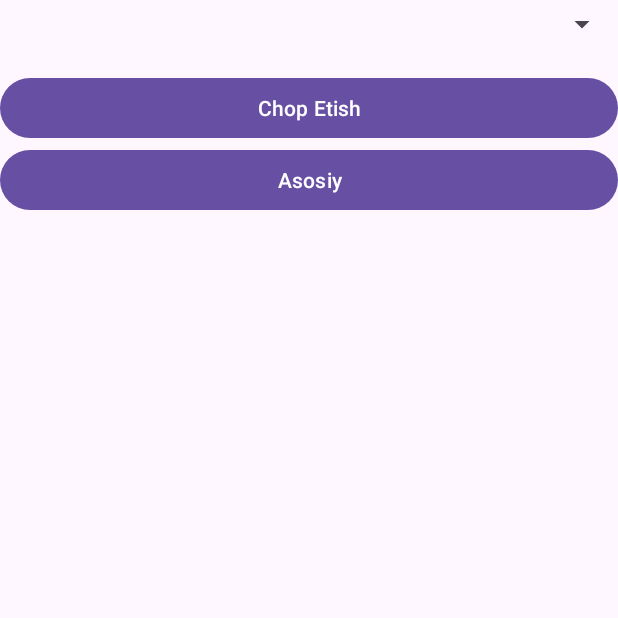
After one commit to Tamurbek/Android-Java-Bluetooth-print, an Android app: the PrintChek screen opened directly, with no data from a screen before it, on a phone screen of 412 x 824 dp, the top half of it. The commit adds this screen. Run offline under Robolectric (Android 15) with nearby library versions, the phone set to English and light mode, and no system bars.

Commit message:
add receipt print

```diff
--- a/app/build.gradle
+++ b/app/build.gradle
@@ -34,6 +34,7 @@ dependencies {
     implementation libs.material
     implementation libs.activity
     implementation libs.constraintlayout
+    implementation libs.gson
     testImplementation libs.junit
     androidTestImplementation libs.ext.junit
     androidTestImplementation libs.espresso.core
--- /dev/null
+++ b/app/src/main/java/com/foodapp/bluetoothprinterapp/PrintChek.java
@@ -0,0 +1,177 @@
+package com.foodapp.bluetoothprinterapp;
+
+import android.Manifest;
+import android.annotation.SuppressLint;
+import android.bluetooth.BluetoothAdapter;
+import android.bluetooth.BluetoothDevice;
+import android.bluetooth.BluetoothSocket;
+import android.content.Context;
+import android.content.Intent;
+import android.os.Bundle;
+import android.view.View;
+import android.widget.ArrayAdapter;
+import android.widget.Button;
+import android.widget.Spinner;
+
+import androidx.activity.EdgeToEdge;
+import androidx.annotation.RequiresPermission;
+import androidx.appcompat.app.AppCompatActivity;
+import androidx.core.graphics.Insets;
+import androidx.core.view.ViewCompat;
+import androidx.core.view.WindowInsetsCompat;
+
+import org.json.JSONArray;
+import org.json.JSONException;
+import org.json.JSONObject;
+
+import java.io.IOException;
+import java.io.InputStream;
+import java.io.OutputStream;
+import java.nio.charset.StandardCharsets;
+import java.util.ArrayList;
+import java.util.Set;
+import java.util.UUID;
+
+public class PrintChek extends AppCompatActivity {
+
+    private BluetoothAdapter bluetoothAdapter;
+    private ArrayList<BluetoothDevice> pairedDevicesList;
+    private Spinner deviceSpinner;
+    private static final UUID PRINTER_UUID = UUID.fromString("00001101-0000-1000-8000-00805F9B34FB");
+
+    @RequiresPermission(Manifest.permission.BLUETOOTH_CONNECT)
+    @Override
+    protected void onCreate(Bundle savedInstanceState) {
+        super.onCreate(savedInstanceState);
+        EdgeToEdge.enable(this);
+        setContentView(R.layout.activity_print_chek);
+        ViewCompat.setOnApplyWindowInsetsListener(findViewById(R.id.main), (v, insets) -> {
+            Insets systemBars = insets.getInsets(WindowInsetsCompat.Type.systemBars());
+            v.setPadding(systemBars.left, systemBars.top, systemBars.right, systemBars.bottom);
+            return insets;
+        });
+
+        deviceSpinner = findViewById(R.id.deviceSpinner);
+        Button btnPrint = findViewById(R.id.btnPrint);
+        Button backBtn = findViewById(R.id.back);
+
+        backBtn.setOnClickListener(new View.OnClickListener() {
+            @Override
+            public void onClick(View view) {
+                Intent intent=new Intent(PrintChek.this,MainActivity.class);
+                startActivity(intent);
+                finish();
+            }
+        });
+
+        bluetoothAdapter = BluetoothAdapter.getDefaultAdapter();
+        loadPairedDevices();
+
+
+
+        btnPrint.setOnClickListener(new View.OnClickListener() {
+            @RequiresPermission(Manifest.permission.BLUETOOTH_CONNECT)
+            @Override
+            public void onClick(View v) {
+                int selectedIndex = deviceSpinner.getSelectedItemPosition();
+                if (selectedIndex >= 0 && selectedIndex < pairedDevicesList.size()) {
+                    BluetoothDevice selectedDevice = pairedDevicesList.get(selectedIndex);
+                    printToDevice(selectedDevice);
+                }
+            }
+        });
+
+    }
+
+    @RequiresPermission(Manifest.permission.BLUETOOTH_CONNECT)
+    private void loadPairedDevices() {
+        Set<BluetoothDevice> bondedDevices = bluetoothAdapter.getBondedDevices();
+        pairedDevicesList = new ArrayList<>(bondedDevices);
+        ArrayList<String> deviceNames = new ArrayList<>();
+
+        for (BluetoothDevice device : pairedDevicesList) {
+            deviceNames.add(device.getName());
+        }
+
+        ArrayAdapter<String> adapter = new ArrayAdapter<>(this, android.R.layout.simple_spinner_dropdown_item, deviceNames);
+        deviceSpinner.setAdapter(adapter);
+    }
+
+    private String readJsonFromAssets(Context context) {
+        try {
+            InputStream is = context.getAssets().open("receipt.json");
+            int size = is.available();
+            byte[] buffer = new byte[size];
+            is.read(buffer);
+            is.close();
+            return new String(buffer, StandardCharsets.UTF_8);
+        } catch (IOException ex) {
+            ex.printStackTrace();
+            return null;
+        }
+    }
+
+
+    @RequiresPermission(Manifest.permission.BLUETOOTH_CONNECT)
+    private void printToDevice(BluetoothDevice device) {
+        try {
+            BluetoothSocket socket = device.createRfcommSocketToServiceRecord(PRINTER_UUID);
+            socket.connect();
+            OutputStream outputStream = socket.getOutputStream();
+
+            String receipt = ""
+                    + "      SAMANDAR\n"
+                    + "     MILK FOODS\n"
+                    + "--------------------------\n"
+                    + "Savdo\n"
+                    + "Raqam: 000000017\n"
+                    + "Foydalanuvchi: Admin\n"
+                    + "Kun vaqt: 2025-04-13 19:45:42\n"
+                    + "--------------------------\n"
+                    + "Mahsulot     Miqdor  Narx   Jami\n"
+                    + "Suzma kg     4kg     15000  60000\n"
+                    + "Tvorog 200g  5ta     9000   45000\n"
+                    + "Suzma ARZONI 7.7kg   12000  92400\n"
+                    + "Sut 1 litr   4ta     7000   28000\n"
+                    + "Sut 1 litr   4ta     7000   28000\n"
+                    + "Sut 1 litr   4ta     7000   28000\n"
+                    + "Sut 1 litr   4ta     7000   28000\n"
+                    + "Sut 1 litr   4ta     7000   28000\n"
+                    + "Sut 1 litr   4ta     7000   28000\n"
+                    + "Sut 1 litr   4ta     7000   28000\n"
+                    + "Sut 1 litr   4ta     7000   28000\n"
+                    + "Sut 1 litr   4ta     7000   28000\n"
+                    + "--------------------------\n"
+                    + "Umumiy:             225400 so'm\n\n\n";
+
+            writeWithDelay(outputStream, receipt);
+
+            Thread.sleep(1000); // Matn tugashini kutish
+            outputStream.write(new byte[]{0x1D, 0x56, 0x41, 0x10}); // kesish komandasi
+            outputStream.flush();
+            outputStream.close();
+            socket.close();
+        } catch (Exception e) {
+            e.printStackTrace();
+        }
+    }
+
+    private void writeWithDelay(OutputStream outputStream, String text) throws InterruptedException, IOException {
+        String[] lines = text.split("\n");
+        for (String line : lines) {
+            outputStream.write((line + "\n").getBytes(StandardCharsets.UTF_8));
+            outputStream.flush();
+            Thread.sleep(100); // 100 ms delay – printer ulgura oladi
+        }
+    }
+
+    private String centerText(String text) {
+        int lineWidth = 100; // Qator uzunligi printerga qarab o'zgartiring
+        int padding = (lineWidth - text.length()) / 2;
+        StringBuilder builder = new StringBuilder();
+        for (int i = 0; i < padding; i++) builder.append(" ");
+        builder.append(text);
+        return builder.toString();
+    }
+
+}
--- a/app/src/main/res/layout/activity_image_print.xml
+++ b/app/src/main/res/layout/activity_image_print.xml
@@ -25,5 +25,10 @@
         android:layout_height="wrap_content"
         android:text="Printerga chiqarish"
         android:layout_marginTop="16dp" />
+    <Button
+        android:id="@+id/back"
+        android:layout_width="match_parent"
+        android:layout_height="wrap_content"
+        android:text="Asosiy" />
 
 </LinearLayout>
--- /dev/null
+++ b/app/src/main/res/layout/activity_print_chek.xml
@@ -0,0 +1,29 @@
+<?xml version="1.0" encoding="utf-8"?>
+<LinearLayout xmlns:android="http://schemas.android.com/apk/res/android"
+    xmlns:app="http://schemas.android.com/apk/res-auto"
+    xmlns:tools="http://schemas.android.com/tools"
+    android:id="@+id/main"
+    android:layout_width="match_parent"
+    android:layout_height="match_parent"
+    tools:context=".PrintChek"
+    android:orientation="vertical">
+
+    <Spinner
+        android:id="@+id/deviceSpinner"
+        android:layout_width="match_parent"
+        android:layout_height="32dp"/>
+
+    <Button
+        android:id="@+id/btnPrint"
+        android:layout_width="match_parent"
+        android:layout_height="wrap_content"
+        android:text="Chop Etish"
+        android:layout_marginTop="16dp"/>
+
+    <Button
+        android:id="@+id/back"
+        android:layout_width="match_parent"
+        android:layout_height="wrap_content"
+        android:text="Asosiy" />
+
+</LinearLayout>
--- a/gradle/libs.versions.toml
+++ b/gradle/libs.versions.toml
@@ -1,5 +1,6 @@
 [versions]
 agp = "8.9.1"
+gson = "2.10.1"
 junit = "4.13.2"
 junitVersion = "1.2.1"
 espressoCore = "3.6.1"
@@ -9,6 +10,7 @@ activity = "1.10.1"
 constraintlayout = "2.2.1"
 
 [libraries]
+gson = { module = "com.google.code.gson:gson", version.ref = "gson" }
 junit = { group = "junit", name = "junit", version.ref = "junit" }
 ext-junit = { group = "androidx.test.ext", name = "junit", version.ref = "junitVersion" }
 espresso-core = { group = "androidx.test.espresso", name = "espresso-core", version.ref = "espressoCore" }
```
Also changed, not shown: app/src/main/AndroidManifest.xml (+10 -3 lines), app/src/main/assets/receipt.json (added, +39 -0 lines), app/src/main/java/com/foodapp/bluetoothprinterapp/ImagePrint.java (+16 -4 lines), app/src/main/java/com/foodapp/bluetoothprinterapp/MainActivity.java (+20 -4 lines), app/src/main/java/com/foodapp/bluetoothprinterapp/ReceiptFormatter.java (added, +92 -0 lines), app/src/main/java/com/foodapp/bluetoothprinterapp/ReceiptPrint.java (added, +143 -0 lines), app/src/main/java/com/foodapp/bluetoothprinterapp/Utils.java (+15 -48 lines), app/src/main/java/com/foodapp/bluetoothprinterapp/model/ReceiptModel.java (added, +17 -0 lines), app/src/main/res/layout/activity_main.xml (+12 -0 lines), app/src/main/res/layout/activity_receipt_print.xml (added, +37 -0 lines).
